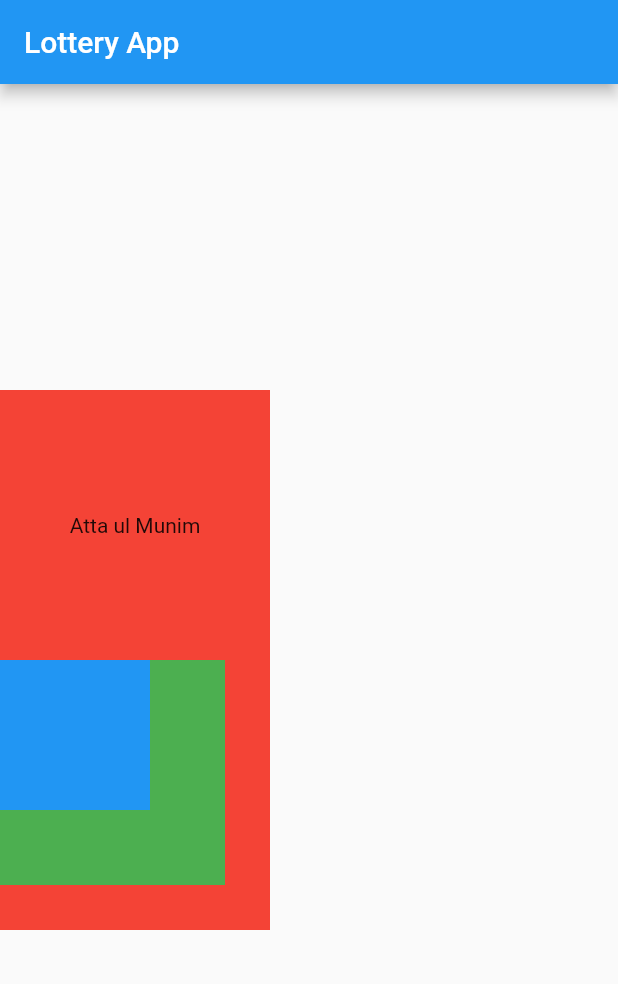
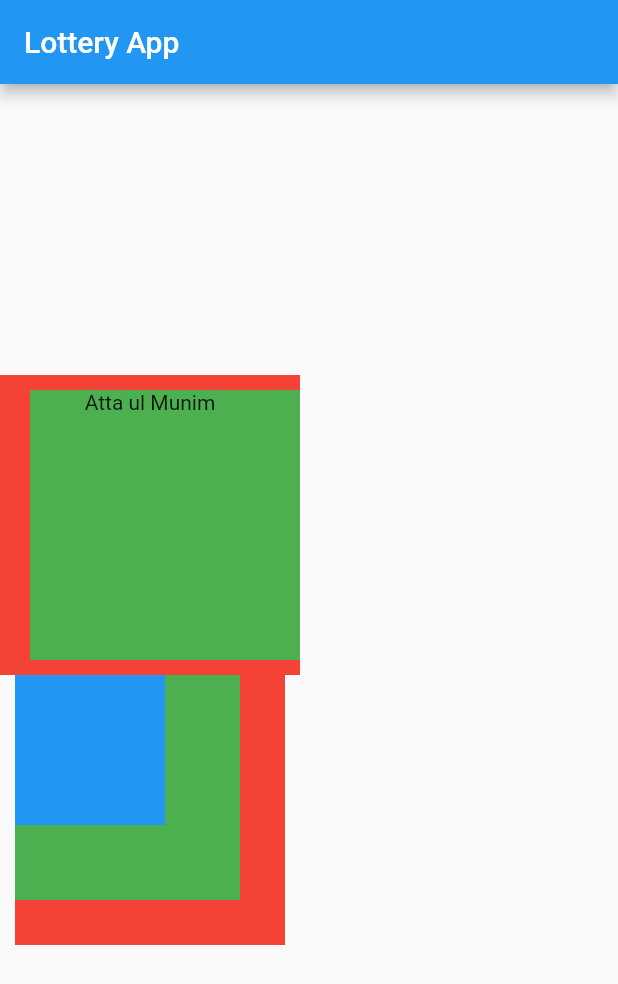
Before and after one commit to attamunim/exploring_widgets, a Flutter app: the screen it shows after launch, on a phone screen of 412 x 824 dp. Shown: the top 984 px of the screen. Run offline on Flutter 3.47's test engine with Material 2 defaults, Android fonts, the light colour scheme and no system bars.

Commit message:
stack widget

```diff
--- a/lib/main.dart
+++ b/lib/main.dart
@@ -23,11 +23,22 @@ class MyApp extends StatelessWidget {
               alignment: Alignment.center,
               children: [
                 Container(
-                  height: 180,
-                  width: 180,
+                  height: 200,
+                  width: 200,
                   color: Colors.red,
                 ),
-                Text('Atta ul Munim'),
+                Positioned(
+                  right: 0,
+                  child: Container(
+                    height: 180,
+                    width: 180,
+                    color: Colors.green,
+                  ),
+                ),
+                Positioned(
+                  top: 10,
+                  child: Text('Atta ul Munim'),
+                ),
               ],
             )),
             Stack(
```
